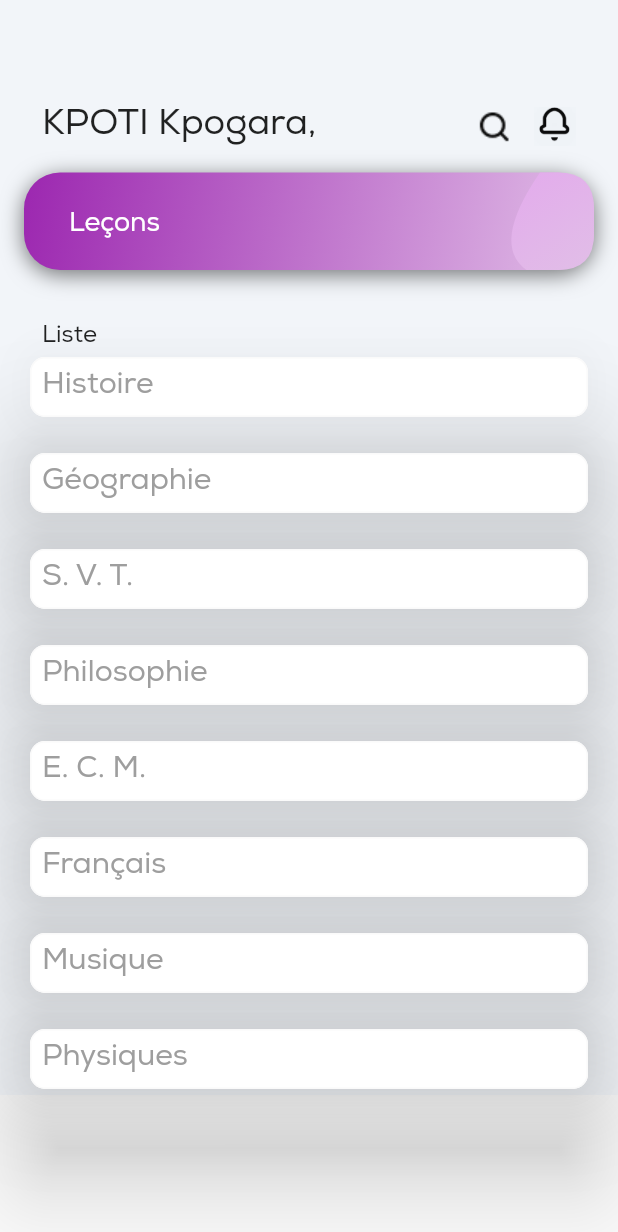
After one commit to livlegend/cours_reading, a Flutter app: the screen it shows after launch, after a tap on "Leçons", on a phone screen of 412 x 824 dp. The commit adds this screen. Shown: the top 1232 px of the screen. Run offline on Flutter 3.47's test engine with Material 2 defaults, Android fonts, the phone set to English and light mode, and no system bars; our stand-ins replace flutter_svg.

Commit message:
second pae

```diff
--- a/lib/views/home.dart
+++ b/lib/views/home.dart
@@ -7,6 +7,8 @@ import 'package:bookshelf_app/models/single_book_model.dart';
 import 'package:flutter_svg/flutter_svg.dart';
 import 'dart:ui' as ui;
 import 'package:bookshelf_app/resource/widgets.dart';
+
+import 'lecons.dart';
 
 String slectedCategorie = "All";
 
@@ -51,7 +53,7 @@ class _MyHomePageState extends State<MyHomePage> {
                   child: Row(
                     children: <Widget>[
                       Text(
-                        "Hi John,",
+                        "Hi Kpogara,",
                         style:
                         TextStyle(
                             fontWeight: FontWeight.w500,
@@ -156,6 +158,12 @@ class _MyHomePageState extends State<MyHomePage> {
                                 side: BorderSide(color: Colors.grey.shade50, width: 1),
                                 borderRadius: BorderRadius.circular(10),
                               ),
+                              child: InkWell(
+                                onTap: (){
+                                  Navigator.push(context,
+                                  MaterialPageRoute(builder: (context) => LeconsPage()),
+                                  );
+                                },
                                 child: Container(
                                     width: 350,
                                     height: 150,
@@ -181,6 +189,7 @@ class _MyHomePageState extends State<MyHomePage> {
                                         ),
                                       ],
                                     )
+                                ),
                               ),
                             )
                         ),
--- /dev/null
+++ b/lib/views/lecons.dart
@@ -0,0 +1,363 @@
+import 'package:bookshelf_app/views/home.dart';
+import 'package:flutter/material.dart';
+
+class LeconsPage extends StatefulWidget{
+  @override
+  _MyLeconsPageState createState() => _MyLeconsPageState();
+}
+
+class _MyLeconsPageState extends State<LeconsPage> {
+  Color _startColor=Colors.purple;
+  Color _endColor=Colors.purple.shade100;
+  @override
+  Widget build(BuildContext context) {
+   return Scaffold(
+     body: SingleChildScrollView(
+       child: Container(
+         color: Color(0xffF2F5F9),
+         padding: EdgeInsets.symmetric(horizontal: 16),
+         child: Column(
+           crossAxisAlignment: CrossAxisAlignment.stretch,
+           children: <Widget>[
+             SizedBox(
+               height: 70,
+             ),
+             Container(
+               padding: EdgeInsets.symmetric(horizontal: 12),
+               child: Row(
+                 children: <Widget>[
+                   Text(
+                     "KPOTI Kpogara,",
+                     style:
+                     TextStyle(
+                         fontWeight: FontWeight.w500,
+                         fontFamily: 'NexaRegular',
+                         fontSize: 24),
+                   ),
+                   Spacer(),
+                   Image.asset(
+                     "assets/search.png",
+                   ),
+                   SizedBox(
+                     width: 14,
+                   ),
+                   Image.asset(
+                     "assets/notification.png",
+                     width: 28,
+                   )
+                 ],
+               ),
+             ),
+             SizedBox(
+               height: 16,
+             ),
+             Container(
+                 child:Stack(
+                   children: <Widget>[
+                     Container(
+                       height:65,
+                       decoration: BoxDecoration(
+                         borderRadius: BorderRadius.circular(24),
+                         gradient: LinearGradient(
+                             colors: [_startColor, _endColor],
+                             begin: Alignment.topLeft,
+                             end:Alignment.bottomRight
+                         ),
+                         boxShadow: [
+                           BoxShadow(
+                             color: Colors.black54,
+                             blurRadius: 12.0,
+                             offset: Offset(0,3),
+                           ),
+                         ],
+                       ),
+                     ),
+                     Positioned(
+                       right: 0,
+                       bottom: 0,
+                       top: 0,
+                       child:CustomPaint(
+                         size: Size(45,65),
+                         painter: CustomCardShapePainter(24, _startColor, _endColor),
+                       ),
+                     ),
+                     Positioned(
+                         left:30.0,
+                         top:25.0,
+                         right:5.0,
+                         child:Container(
+                           width: 80.0,
+                           child: Text(
+                             'Leçons',
+                             style: TextStyle(
+                                 color: Colors.white,
+                                 fontWeight: FontWeight.normal,
+                                 fontFamily: 'NexaRegular',
+                                 fontSize: 18
+                             ),
+                           ),
+                         )
+                     )
+                   ],
+                 )
+             ),
+             SizedBox(
+               height: 35,
+             ),
+             Container(
+               padding: EdgeInsets.symmetric(horizontal: 12),
+               child: Text(
+                 "Liste",
+                 style: TextStyle(
+                     color: Colors.black87,
+                     fontSize: 16,
+                     fontFamily: 'NexaRegular',
+                     fontWeight: FontWeight.w500),
+               ),
+             ),
+             Card(
+               color: Colors.white,
+               elevation: 30.0,
+               shape: RoundedRectangleBorder(
+                 side: BorderSide(color: Colors.grey.shade50, width: 1),
+                 borderRadius: BorderRadius.circular(10),
+               ),
+               child: InkWell(
+                 onTap: (){
+                   print("Yeaa");
+                 },
+                 child: Container(
+                     height: 40,
+                     child:Padding(
+                       padding: const EdgeInsets.all(8.0),
+                       child: Text(
+                         'Histoire',
+                         style: TextStyle(
+                             fontSize: 20.0,
+                             fontFamily: 'NexaRegular',
+                             color: Colors.grey),
+                       ),
+                     ),
+                 ),
+               ),
+
+             ),
+             SizedBox(
+               height: 16,
+             ),
+             Card(
+               color: Colors.white,
+               elevation: 30.0,
+               shape: RoundedRectangleBorder(
+                 side: BorderSide(color: Colors.grey.shade50, width: 1),
+                 borderRadius: BorderRadius.circular(10),
+               ),
+               child: InkWell(
+                 onTap: (){
+                   print("Yeaa");
+                 },
+                 child: Container(
+                   height: 40,
+                   child:Padding(
+                     padding: const EdgeInsets.all(8.0),
+                     child: Text(
+                       'Géographie',
+                       style: TextStyle(
+                           fontSize: 20.0,
+                           fontFamily: 'NexaRegular',
+                           color: Colors.grey),
+                     ),
+                   ),
+                 ),
+               ),
+
+             ),
+             SizedBox(
+               height: 16,
+             ),
+             Card(
+               color: Colors.white,
+               elevation: 30.0,
+               shape: RoundedRectangleBorder(
+                 side: BorderSide(color: Colors.grey.shade50, width: 1),
+                 borderRadius: BorderRadius.circular(10),
+               ),
+               child: InkWell(
+                 onTap: (){
+                   print("Yeaa");
+                 },
+                 child: Container(
+                   height: 40,
+                   child:Padding(
+                     padding: const EdgeInsets.all(8.0),
+                     child: Text(
+                       'S. V. T.',
+                       style: TextStyle(
+                           fontSize: 20.0,
+                           fontFamily: 'NexaRegular',
+                           color: Colors.grey),
+                     ),
+                   ),
+                 ),
+               ),
+
+             ),
+             SizedBox(
+               height: 16,
+             ),
+             Card(
+               color: Colors.white,
+               elevation: 30.0,
+               shape: RoundedRectangleBorder(
+                 side: BorderSide(color: Colors.grey.shade50, width: 1),
+                 borderRadius: BorderRadius.circular(10),
+               ),
+               child: InkWell(
+                 onTap: (){
+                   print("Yeaa");
+                 },
+                 child: Container(
+                   height: 40,
+                   child:Padding(
+                     padding: const EdgeInsets.all(8.0),
+                     child: Text(
+                       'Philosophie',
+                       style: TextStyle(
+                           fontSize: 20.0,
+                           fontFamily: 'NexaRegular',
+                           color: Colors.grey),
+                     ),
+                   ),
+                 ),
+               ),
+
+             ),
+             SizedBox(
+               height: 16,
+             ),
+             Card(
+               color: Colors.white,
+               elevation: 30.0,
+               shape: RoundedRectangleBorder(
+                 side: BorderSide(color: Colors.grey.shade50, width: 1),
+                 borderRadius: BorderRadius.circular(10),
+               ),
+               child: InkWell(
+                 onTap: (){
+                   print("Yeaa");
+                 },
+                 child: Container(
+                   height: 40,
+                   child:Padding(
+                     padding: const EdgeInsets.all(8.0),
+                     child: Text(
+                       'E. C. M.',
+                       style: TextStyle(
+                           fontSize: 20.0,
+                           fontFamily: 'NexaRegular',
+                           color: Colors.grey),
+                     ),
+                   ),
+                 ),
+               ),
+
+             ),
+             SizedBox(
+               height: 16,
+             ),
+             Card(
+               color: Colors.white,
+               elevation: 30.0,
+               shape: RoundedRectangleBorder(
+                 side: BorderSide(color: Colors.grey.shade50, width: 1),
+                 borderRadius: BorderRadius.circular(10),
+               ),
+               child: InkWell(
+                 onTap: (){
+                   print("Yeaa");
+                 },
+                 child: Container(
+                   height: 40,
+                   child:Padding(
+                     padding: const EdgeInsets.all(8.0),
+                     child: Text(
+                       'Français',
+                       style: TextStyle(
+                           fontSize: 20.0,
+                           fontFamily: 'NexaRegular',
+                           color: Colors.grey),
+                     ),
+                   ),
+                 ),
+               ),
+
+             ),
+             SizedBox(
+               height: 16,
+             ),
+             Card(
+               color: Colors.white,
+               elevation: 30.0,
+               shape: RoundedRectangleBorder(
+                 side: BorderSide(color: Colors.grey.shade50, width: 1),
+                 borderRadius: BorderRadius.circular(10),
+               ),
+               child: InkWell(
+                 onTap: (){
+                   print("Yeaa");
+                 },
+                 child: Container(
+                   height: 40,
+                   child:Padding(
+                     padding: const EdgeInsets.all(8.0),
+                     child: Text(
+                       'Musique',
+                       style: TextStyle(
+                           fontSize: 20.0,
+                           fontFamily: 'NexaRegular',
+                           color: Colors.grey),
+                     ),
+                   ),
+                 ),
+               ),
+
+             ),
+             SizedBox(
+               height: 16,
+             ),
+             Card(
+               color: Colors.white,
+               elevation: 30.0,
+               shape: RoundedRectangleBorder(
+                 side: BorderSide(color: Colors.grey.shade50, width: 1),
+                 borderRadius: BorderRadius.circular(10),
+               ),
+               child: InkWell(
+                 onTap: (){
+                   print("Yeaa");
+                 },
+                 child: Container(
+                   height: 40,
+                   child:Padding(
+                     padding: const EdgeInsets.all(8.0),
+                     child: Text(
+                       'Physiques',
+                       style: TextStyle(
+                           fontSize: 20.0,
+                           fontFamily: 'NexaRegular',
+                           color: Colors.grey),
+                     ),
+                   ),
+                 ),
+               ),
+
+             ),
+
+           ],
+         ),
+       ),
+     ),
+   );
+  }
+
+}
```
Lines whose indentation alone changed are shown as unchanged.
